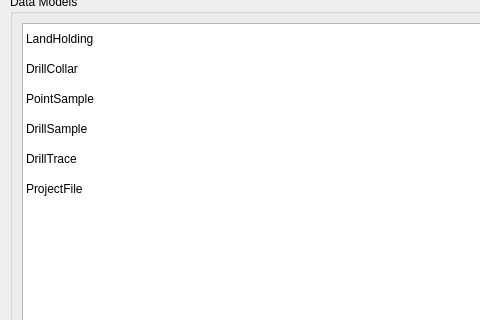
Old version of the form ui/geodb_modern_dialog.ui in the repository joswhite1/geodb-qgis-plugin; both pictures show x 0 to 480 and y 143 to 463 of the 1100 by 761 pixel window.
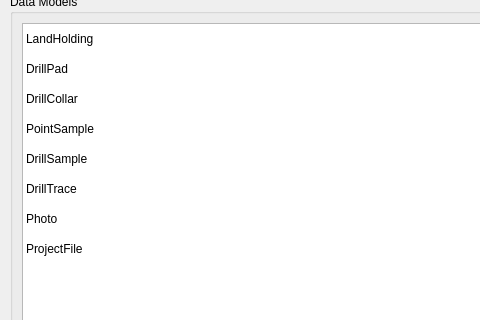
New version of the form. Icons and pictures are not drawn.

The edit to the form file:
```diff
--- a/ui/geodb_modern_dialog.ui
+++ b/ui/geodb_modern_dialog.ui
@@ -270,6 +270,15 @@
             <normaloff>../icons/map.png</normaloff>../icons/map.png</iconset>
           </property>
          </item>
+         <item>
+          <property name="text">
+           <string>DrillPad</string>
+          </property>
+          <property name="icon">
+           <iconset>
+            <normaloff>../icons/square-fill.svg</normaloff>../icons/square-fill.svg</iconset>
+          </property>
+         </item>
          <item>
           <property name="text">
            <string>DrillCollar</string>
@@ -306,6 +315,15 @@
             <normaloff>../icons/diamond.png</normaloff>../icons/diamond.png</iconset>
           </property>
          </item>
+         <item>
+          <property name="text">
+           <string>Photo</string>
+          </property>
+          <property name="icon">
+           <iconset>
+            <normaloff>../icons/camera.svg</normaloff>../icons/camera.svg</iconset>
+          </property>
+         </item>
          <item>
           <property name="text">
            <string>ProjectFile</string>
```
